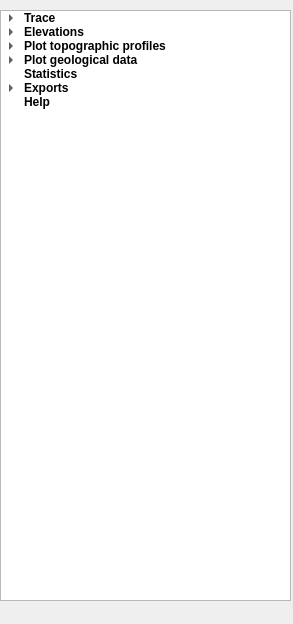
Before: the Qt Designer form ui/choices_treewidget.ui in mauroalberti/qProf, drawn with Qt 5.
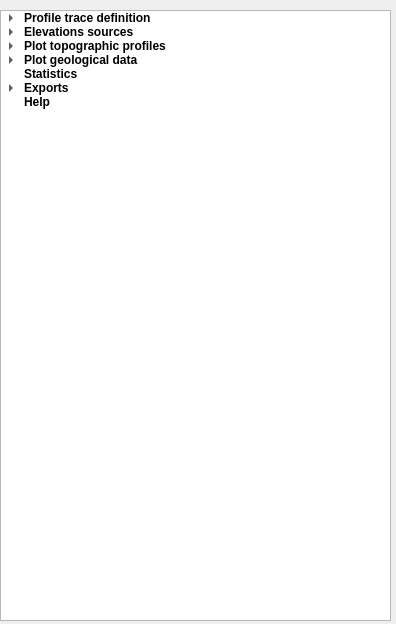
After: the same form once the commit is applied. Icons and pictures are not drawn.

Commit message: Started unifying profiles structures

```diff
--- a/ui/choices_treewidget.ui
+++ b/ui/choices_treewidget.ui
@@ -6,7 +6,7 @@
    <rect>
     <x>0</x>
     <y>0</y>
-    <width>293</width>
+    <width>396</width>
     <height>624</height>
    </rect>
   </property>
@@ -25,8 +25,8 @@
     <rect>
      <x>0</x>
      <y>10</y>
-     <width>291</width>
-     <height>591</height>
+     <width>391</width>
+     <height>611</height>
     </rect>
    </property>
    <property name="sizePolicy">
@@ -54,7 +54,7 @@
    </column>
    <item>
     <property name="text">
-     <string>Trace</string>
+     <string>Profile trace definition</string>
     </property>
     <property name="font">
      <font>
@@ -100,7 +100,7 @@
    </item>
    <item>
     <property name="text">
-     <string>Elevations</string>
+     <string>Elevations sources</string>
     </property>
     <property name="font">
      <font>
```
Left out of the diff: 40 changed lines with no effect on the pictures. The commit also changes 7 other files.
